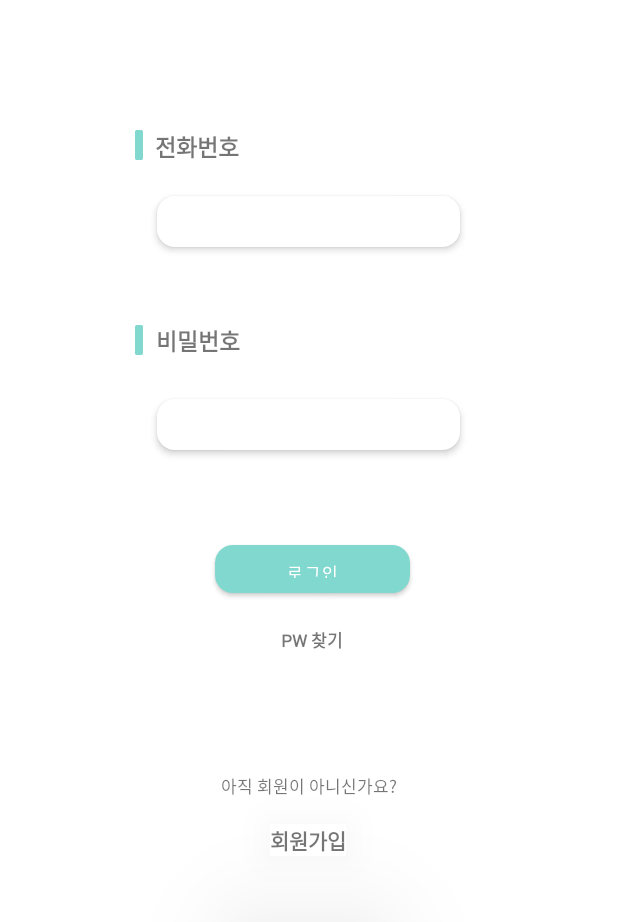
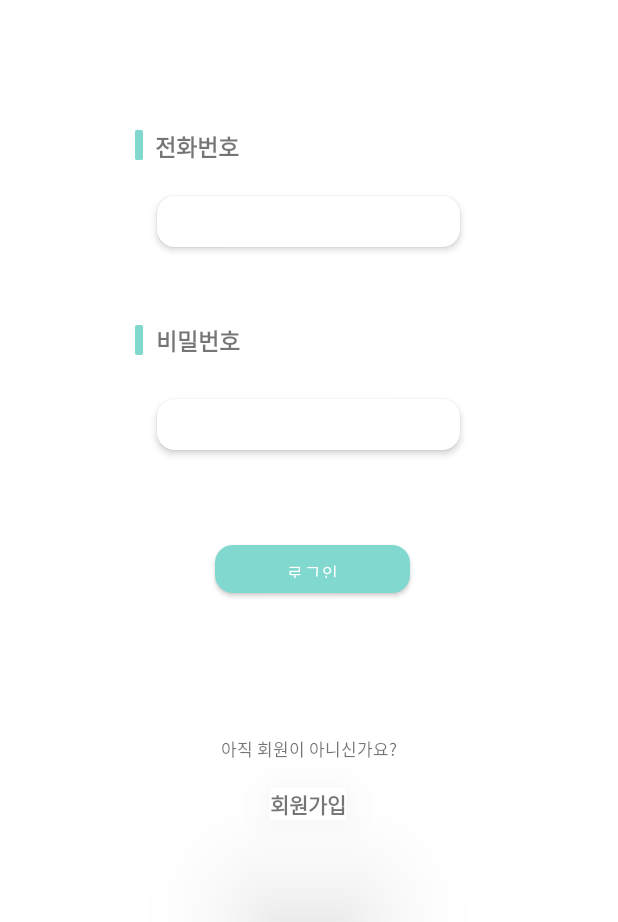
Before and after one commit to Vlind-Meeting/Vlind_Meeting, an Android app: the screen it shows after launch (MainActivity), on a phone screen of 412 x 824 dp, the part 314-1236 px from its top. Run offline under Robolectric (Android 15) with nearby library versions, the phone set to English and light mode, and no system bars.

Commit message:
feat:changing login page

```diff
--- a/app/src/main/res/layout/activity_login.xml
+++ b/app/src/main/res/layout/activity_login.xml
@@ -30,7 +30,7 @@
             app:layout_constraintLeft_toLeftOf="parent"
             app:layout_constraintStart_toStartOf="parent"
             app:layout_constraintTop_toTopOf="parent"
-            app:layout_constraintVertical_bias="0.945" />
+            app:layout_constraintVertical_bias="0.915" />
 
         <TextView
             android:id="@+id/textView6"
@@ -45,7 +45,7 @@
             app:layout_constraintLeft_toRightOf="@+id/join_button"
             app:layout_constraintStart_toStartOf="parent"
             app:layout_constraintTop_toTopOf="parent"
-            app:layout_constraintVertical_bias="0.898" />
+            app:layout_constraintVertical_bias="0.868" />
 
         <EditText
             android:id="@+id/login_number"
@@ -65,22 +65,6 @@
             app:layout_constraintStart_toStartOf="parent"
             app:layout_constraintTop_toTopOf="parent"
             app:layout_constraintVertical_bias="0.43" />
-
-        <TextView
-            android:id="@+id/textView2"
-            android:layout_width="wrap_content"
-            android:layout_height="wrap_content"
-            android:fontFamily="@font/basic"
-            android:text="PW 찾기"
-            android:textSize="11dp"
-            android:textStyle="bold"
-            app:layout_constraintBottom_toBottomOf="parent"
-            app:layout_constraintEnd_toEndOf="parent"
-            app:layout_constraintHorizontal_bias="0.506"
-            app:layout_constraintLeft_toLeftOf="parent"
-            app:layout_constraintStart_toStartOf="parent"
-            app:layout_constraintTop_toTopOf="parent"
-            app:layout_constraintVertical_bias="0.778" />
 
         <TextView
             android:layout_width="wrap_content"
```
